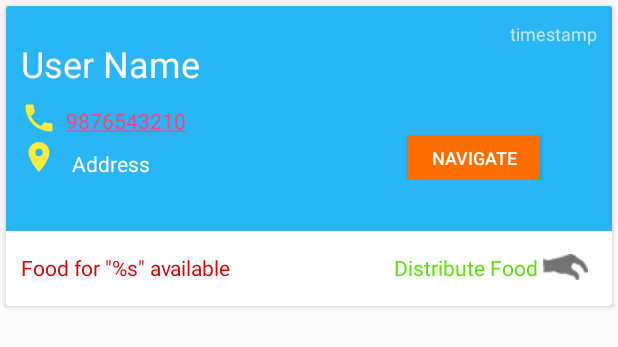
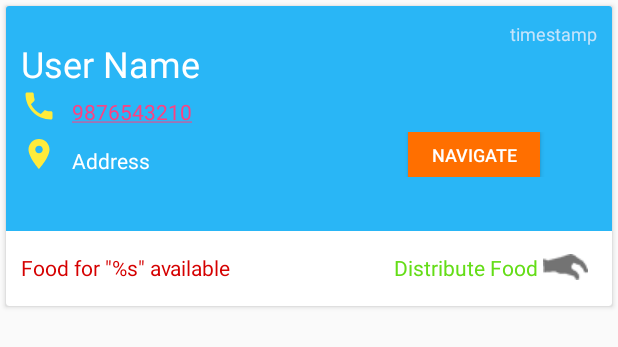
Before and after one commit to ashwinwadte/FoFoLi, an Android app: the layout card_view_post.xml on its own in the app's theme, with its tools: preview values and no code run, on a phone screen of 412 x 824 dp. Shown: the top 347 px of the screen. Run offline under Robolectric (Android 15) with nearby library versions, the phone set to English and light mode, and no system bars.

Commit message:
layout modification

```diff
--- a/app/src/main/res/layout/activity_create_account.xml
+++ b/app/src/main/res/layout/activity_create_account.xml
@@ -154,7 +154,7 @@
                 android:id="@+id/btn_create_account_final"
                 android:layout_width="match_parent"
                 android:layout_height="@dimen/input_field_height"
-                android:background="@color/primary"
+                android:background="@color/colorAccent"
                 android:onClick="onCreateAccountPressed"
                 android:text="@string/title_activity_create_account"
                 android:textColor="@android:color/white"
--- a/app/src/main/res/layout/activity_login.xml
+++ b/app/src/main/res/layout/activity_login.xml
@@ -73,7 +73,7 @@
                 android:layout_width="match_parent"
                 android:layout_height="@dimen/input_field_height"
                 android:layout_marginBottom="@dimen/lv_header_text_size"
-                android:background="@color/primary"
+                android:background="@color/colorAccent"
                 android:contentDescription="@string/sign_in"
                 android:onClick="onSignInPressed"
                 android:text="@string/sign_in"
--- a/app/src/main/res/layout/card_view_post.xml
+++ b/app/src/main/res/layout/card_view_post.xml
@@ -1,9 +1,13 @@
 <android.support.v7.widget.CardView
     xmlns:android="http://schemas.android.com/apk/res/android"
     android:id="@+id/card_view"
-    android:layout_width="match_parent"
+    android:layout_width="@dimen/card_width"
     android:layout_height="200dp"
-    android:layout_margin="4dp"
+    android:layout_gravity="center_horizontal"
+    android:layout_marginBottom="4dp"
+    android:layout_marginEnd="4dp"
+    android:layout_marginStart="4dp"
+    android:layout_marginTop="4dp"
     android:foreground="?android:attr/selectableItemBackground">
 
     <RelativeLayout
@@ -35,41 +39,48 @@
             android:textColor="#C6E4FB"
             android:textSize="12sp"/>
 
+
+        <LinearLayout
+            android:id="@+id/contact_layout"
+            android:layout_width="match_parent"
+            android:layout_height="wrap_content"
+            android:layout_below="@+id/tvProviderName"
+            android:layout_marginBottom="5dp"
+            android:gravity="center_vertical"
+            android:orientation="horizontal">
+
             <ImageButton
                 android:id="@+id/icon_phone"
                 style="@style/Icon"
-            android:layout_below="@+id/tvProviderName"
                 android:background="@drawable/ic_phone_24dp"
                 android:contentDescription="@string/icon_phone"/>
 
             <TextView
                 android:id="@+id/tvContact"
                 style="@style/IconText"
-            android:layout_alignTop="@+id/icon_phone"
                 android:autoLink="phone"
                 android:linksClickable="true"
                 android:text="@string/default_contact_number"/>
+        </LinearLayout>
 
 
         <LinearLayout
             android:id="@+id/address_layout"
             android:layout_width="match_parent"
             android:layout_height="wrap_content"
-            android:layout_below="@+id/tvContact"
+            android:layout_below="@+id/contact_layout"
             android:gravity="center_vertical"
             android:orientation="horizontal">
 
             <ImageButton
                 android:id="@+id/icon_venue"
-                android:layout_width="wrap_content"
-                android:layout_height="wrap_content"
+                style="@style/Icon"
                 android:background="@drawable/ic_location_on_24dp"
                 android:contentDescription="@string/icon_address"/>
 
             <TextView
                 android:id="@+id/tvAddress"
                 style="@style/IconText"
-                android:layout_marginStart="10dp"
                 android:ellipsize="end"
                 android:ems="14"
                 android:maxLines="3"
--- a/app/src/main/res/layout/content_main.xml
+++ b/app/src/main/res/layout/content_main.xml
@@ -17,6 +17,7 @@
         android:layout_alignParentStart="true"
         android:layout_alignParentTop="true"
         android:background="#CD0E3E"
+        android:gravity="end"
         android:orientation="horizontal">
 
         <TextView
@@ -34,13 +35,13 @@
             style="?android:attr/buttonStyleSmall"
             android:layout_width="60dp"
             android:layout_height="30dp"
+            android:layout_marginEnd="10dp"
             android:layout_marginTop="10dp"
             android:background="#f57f17"
             android:onClick="onDonatePressed"
             android:text="@string/donate"
             android:textSize="13sp"/>
     </LinearLayout>
-
 
     <android.support.v7.widget.RecyclerView
         android:id="@+id/recycler_view_all_posts"
--- /dev/null
+++ b/app/src/main/res/values-land/dimens.xml
@@ -0,0 +1,4 @@
+<?xml version="1.0" encoding="utf-8"?>
+<resources>
+    <dimen name="card_width">400dp</dimen>
+</resources>
--- /dev/null
+++ b/app/src/main/res/values-w820dp-land/dimens.xml
@@ -0,0 +1,5 @@
+<?xml version="1.0" encoding="utf-8"?>
+<resources>
+    <dimen name="card_width">400dp</dimen>
+    <dimen name="card_margin">210dp</dimen>
+</resources>
--- a/app/src/main/res/values-w820dp/dimens.xml
+++ b/app/src/main/res/values-w820dp/dimens.xml
@@ -3,4 +3,7 @@
          (such as screen margins) for screens with more than 820dp of available width. This
          would include 7" and 10" devices in landscape (~960dp and ~1280dp respectively). -->
     <dimen name="activity_horizontal_margin">64dp</dimen>
+
+    <dimen name="card_width">400dp</dimen>
+    <dimen name="card_margin">280dp</dimen>
 </resources>
--- a/app/src/main/res/values/dimens.xml
+++ b/app/src/main/res/values/dimens.xml
@@ -33,4 +33,7 @@ Refer to App Widget Documentation for margin information
 http://developer.android.com/guide/topics/appwidgets/index.html#CreatingLayout
     -->
     <dimen name="widget_margin">8dp</dimen>
+
+    <dimen name="card_width">-1dp</dimen>
+    <dimen name="card_margin">4dp</dimen>
 </resources>
--- a/app/src/main/res/values/styles.xml
+++ b/app/src/main/res/values/styles.xml
@@ -32,7 +32,7 @@
 
     <style name="LoginCreateText">
         <item name="android:textSize">@dimen/login_buttons_text_size</item>
-        <item name="android:textColor">@color/blue</item>
+        <item name="android:textColor">@color/colorAccent</item>
         <item name="android:layout_margin">2dp</item>
     </style>
 
@@ -43,7 +43,7 @@
     <style name="LoginCreateTextButton">
         <item name="android:textSize">@dimen/login_buttons_text_size</item>
         <item name="android:textStyle">bold|italic</item>
-        <item name="android:textColor">@color/blue</item>
+        <item name="android:textColor">@color/colorAccent</item>
         <item name="android:layout_margin">2dp</item>
         <item name="android:clickable">true</item>
     </style>
--- a/app/src/main/res/values/themes.xml
+++ b/app/src/main/res/values/themes.xml
@@ -6,14 +6,12 @@
     <style name="Icon">
         <item name="android:layout_width">wrap_content</item>
         <item name="android:layout_height">wrap_content</item>
-        <item name="android:layout_alignParentLeft">true</item>
-        <item name="android:layout_marginTop">8dp</item>
     </style>
 
     <style name="IconText">
         <item name="android:layout_width">wrap_content</item>
         <item name="android:layout_height">wrap_content</item>
-        <item name="android:layout_marginLeft">30dp</item>
+        <item name="android:layout_marginStart">10dp</item>
         <item name="android:layout_marginTop">4dp</item>
         <item name="android:textColor">#FFFFFF</item>
         <item name="android:textSize">14sp</item>
```
Lines whose indentation alone changed are shown as unchanged.
